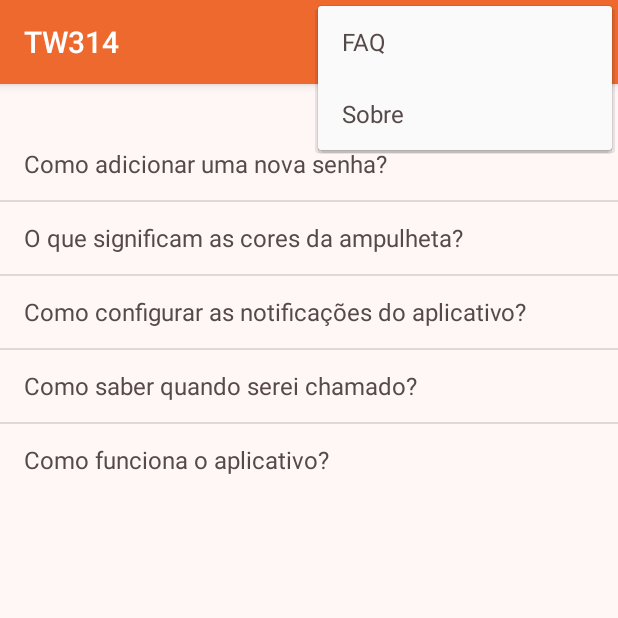
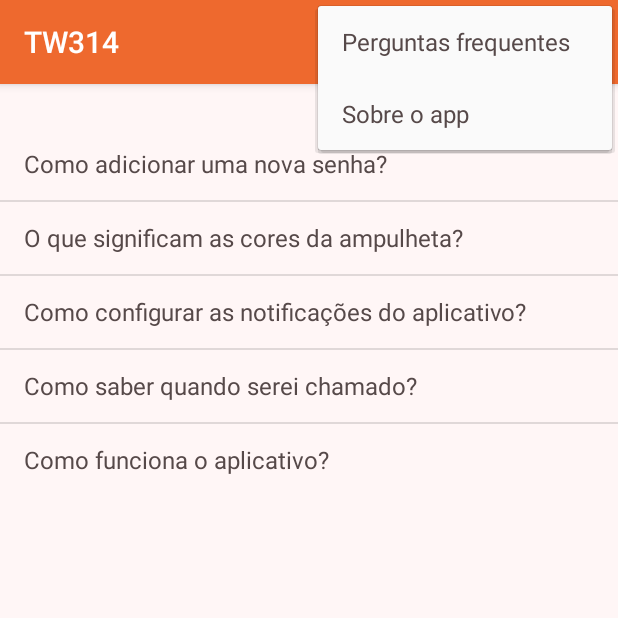
Before and after one commit to TW314/tw314Mobile, an Android app: the FaqActivity screen opened directly, with no data from a screen before it, with the options menu open, on a phone screen of 412 x 824 dp, the top half of it. Run offline under Robolectric (Android 15) with nearby library versions, the phone set to English and light mode, and no system bars.

Commit message:
DOING: ActionBar com pesquisa da FAQ Activity

```diff
--- a/app/src/main/AndroidManifest.xml
+++ b/app/src/main/AndroidManifest.xml
@@ -26,6 +26,9 @@
         <!-- ACTIVITY DA TELA DE FAQ -->
         <activity android:name=".FaqActivity"
             android:theme="@style/AppTheme">
+            <intent-filter>
+                <action android:name="android.intent.action.SEARCH" />
+            </intent-filter>
         </activity>
 
         <!-- ACTIVITY DA TELA DE SOBRE -->
--- a/app/src/main/java/tw314/tw314mobile/FaqActivity.java
+++ b/app/src/main/java/tw314/tw314mobile/FaqActivity.java
@@ -3,11 +3,9 @@ package tw314.tw314mobile;
 import android.content.Intent;
 import android.os.Bundle;
 import android.support.v7.app.ActionBarActivity;
-import android.support.v7.app.ActionBar;
 import android.view.Menu;
 import android.view.MenuItem;
 import android.widget.ArrayAdapter;
-import android.widget.EditText;
 import android.widget.ListView;
 import android.widget.SearchView;
 import android.widget.TextView;
@@ -18,10 +16,13 @@ import java.util.List;
 /**
  * Created by Pedro on 04/09/2016.
  */
-public class FaqActivity extends ActionBarActivity {
+public class FaqActivity extends ActionBarActivity implements SearchView.OnQueryTextListener {
+
+    private List<String> listQuestions = Arrays.asList("Como adicionar uma nova senha?", "O que significam as cores da ampulheta?",
+            "Como configurar as notificações do aplicativo?", "Como saber quando serei chamado?",
+            "Como funciona o aplicativo?");
 
     ListView listView;
-    TextView view;
 
     @Override
     protected void onCreate (Bundle savedInstanceState){
@@ -30,7 +31,7 @@ public class FaqActivity extends ActionBarActivity {
 
         listView = (ListView) findViewById(R.id.listView);
 
-        listView.setAdapter(new ArrayAdapter<String>(this, android.R.layout.simple_list_item_1, listQuestions()));
+        listView.setAdapter(new ArrayAdapter<String>(this, android.R.layout.simple_list_item_1, listQuestions));
     }
 
     private List<String> listQuestions() {
@@ -55,16 +56,16 @@ public class FaqActivity extends ActionBarActivity {
             case R.id.about:
                 startActivity(new Intent(FaqActivity.this, AboutActivity.class));
                 break;
+
         }
 
         return super.onOptionsItemSelected(item);
     }
 
-    public SearchView.OnQueryTextListener faqSearch = new SearchView.OnQueryTextListener() {
     @Override
     public boolean onQueryTextSubmit(String query) {
         query = query.toLowerCase();
-            view = (TextView) findViewById(R.id.resultView);
+        TextView view = (TextView) findViewById(R.id.resultView);
 
         for (String question: listQuestions()){
             if (question.contains(query)){
@@ -73,27 +74,11 @@ public class FaqActivity extends ActionBarActivity {
                 return true;
             }
         }
-
-            String result = getString(R.string.results_not_found, query);
-            return true;
+        return false;
     }
 
     @Override
     public boolean onQueryTextChange(String newText) {
-            newText = newText.toLowerCase();
-            view = (TextView) findViewById(R.id.resultView);
-
-            for (String question: listQuestions()){
-                if (question.contains(newText)){
-                    String result = getString(R.string.results_found, newText);
-                    view.setText(result);
-                    return true;
+        return false;
     }
 }
-
-            String result = getString(R.string.results_not_found, newText);
-            return true;
-        }
-    };
-
-}
--- a/app/src/main/res/layout/activity_faq.xml
+++ b/app/src/main/res/layout/activity_faq.xml
@@ -4,7 +4,6 @@
     android:orientation="vertical"
     android:layout_width="match_parent"
     android:layout_height="match_parent"
-    android:weightSum="1"
     tools:context=".FaqActivity">
 
     <TextView
--- a/app/src/main/res/menu/faq_action.xml
+++ b/app/src/main/res/menu/faq_action.xml
@@ -1,14 +1,13 @@
 <?xml version="1.0" encoding="utf-8"?>
 <menu xmlns:android="http://schemas.android.com/apk/res/android"
-    xmlns:app="http://schemas.android.com/apk/res-auto"
-    xmlns:tools="http://schemas.android.com/tools" >
+    xmlns:app="http://schemas.android.com/apk/res-auto" >
 
     <item
         android:id="@+id/faq_search"
         android:icon="@drawable/ic_search_white_24dp"
         android:title="@string/search"
-        android:actionViewClass="android.support.v7.widget.SearchView"
-        app:showAsAction="always" />
+        app:actionViewClass="android.support.v7.widget.SearchView"
+        app:showAsAction="ifRoom|collapseActionView" />
 
     <item
         android:id="@+id/faq"
--- a/app/src/main/res/values/strings.xml
+++ b/app/src/main/res/values/strings.xml
@@ -2,8 +2,8 @@
     <string name="app_name">TW314</string>
 
     <!-- Strings do ActionOverflow -->
-    <string name="faq">FAQ</string>
-    <string name="about">Sobre</string>
+    <string name="faq">Perguntas frequentes</string>
+    <string name="about">Sobre o app</string>
 
     <!-- Strings da activity de Acesso -->
     <string name="btn_access">Acessar</string>
```
Also changed, not shown: app/src/main/java/tw314/tw314mobile/AboutActivity.java (+2 -25 lines). Lines whose indentation alone changed are shown as unchanged.
